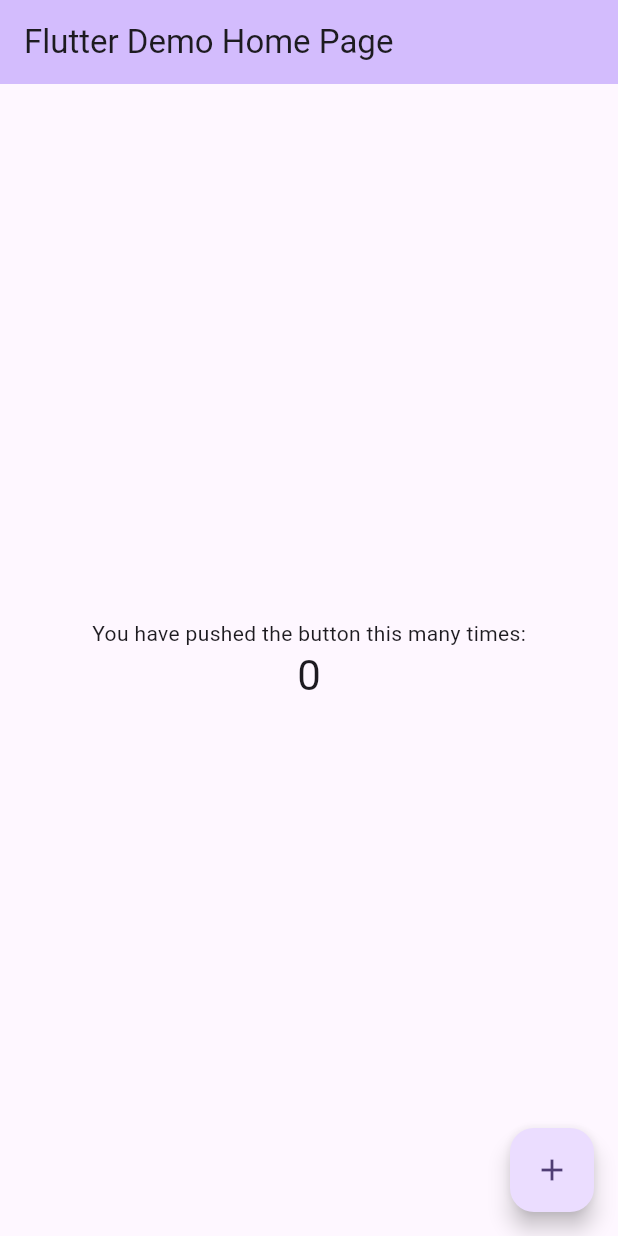
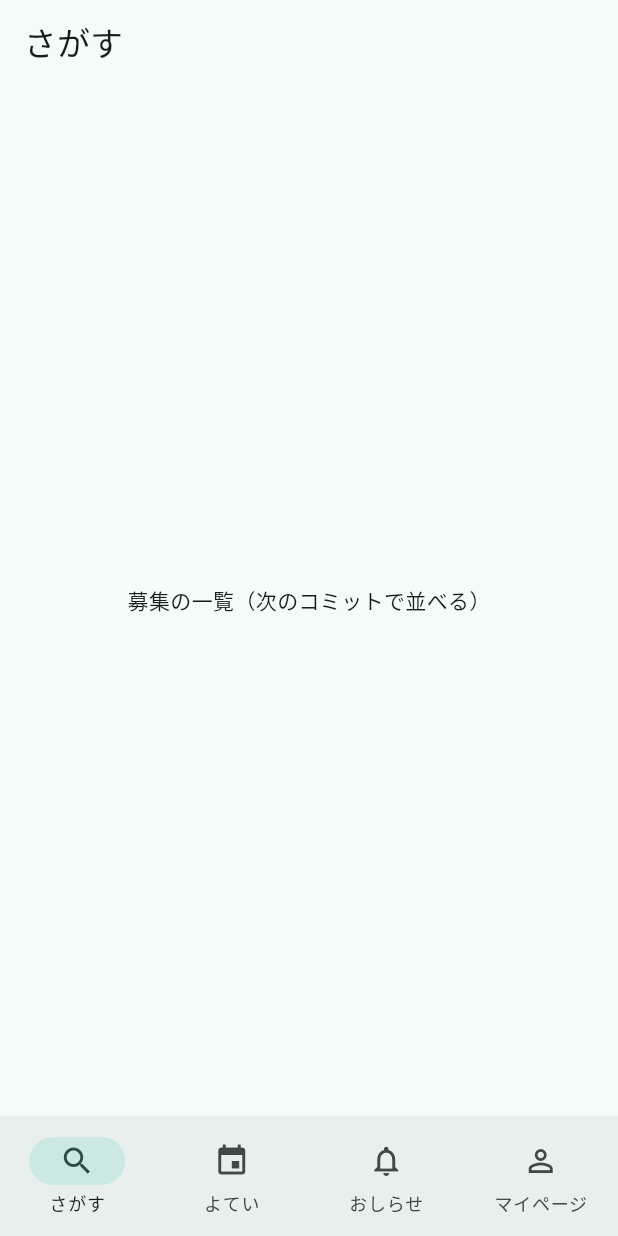
Before and after one commit to hata-junnosuke/next_team, a Flutter app: the screen it shows after launch, on a phone screen of 412 x 824 dp. Run offline on Flutter 3.47's test engine with Material 3 defaults, Android fonts, the phone set to English and light mode, and no system bars; our stand-ins replace go_router.

Commit message:
feat(mobile): issue #31 T6 下タブ 4 画面（go_router の StatefulShellRoute）
- go_router を足す（docs/01 の 1 章の表の Step 3）
- main.dart を起動だけにし、app.dart に MaterialApp.router、core/theme.dart にテーマを置く
- core/router.dart に /jobs /schedule /notices /account の 4 タブを StatefulShellRoute.indexedStack で定義する
- core/scaffold_with_nav_bar.dart に下タブ（NavigationBar）の外枠を置く
- 4 画面は見出しだけ（さがすは次のコミットで偽データを並べる）

Co-Authored-By: Claude Opus 5.5 <noreply@anthropic.com>

```diff
--- /dev/null
+++ b/mobile/lib/app.dart
@@ -0,0 +1,29 @@
+// アプリ全体の外枠。テーマと画面遷移（go_router）をつなぐ。
+// Next.js で言うと app/layout.tsx（全ページに共通の外側）に当たる。
+//
+// MaterialApp.router: https://api.flutter.dev/flutter/material/MaterialApp/MaterialApp.router.html
+
+import 'package:flutter/material.dart';
+
+import 'core/router.dart';
+import 'core/theme.dart';
+
+// StatelessWidget = 自分では状態を持たない Widget（React の props だけで描く関数コンポーネント）。
+// アプリの外枠は変わるものを持たないので Stateless にする。
+class WorkerApp extends StatelessWidget {
+  // {super.key}: 名前付き引数 key を親クラス（StatelessWidget）にそのまま渡す書き方。
+  // key は React の key と同じく、Widget を見分けるための印。
+  const WorkerApp({super.key});
+
+  // @override: 親クラスのメソッドを上書きしている印。build は React の return (JSX) に当たり、画面の形を返す。
+  @override
+  Widget build(BuildContext context) {
+    // MaterialApp.router: URL（パス）で画面を決めるルーター版の MaterialApp。
+    // 画面の切り替えはすべて router（core/router.dart）に任せる。
+    return MaterialApp.router(
+      title: 'ワーカーアプリ',
+      theme: appTheme,
+      routerConfig: router,
+    );
+  }
+}
--- /dev/null
+++ b/mobile/lib/core/router.dart
@@ -0,0 +1,67 @@
+// 画面遷移の定義。どのパスでどの画面を出すかを 1 か所にまとめる。
+// Next.js で言うと app/ フォルダの構造（app/jobs/page.tsx など）を、コードで書いたものに当たる。
+// ルートの一覧は docs/01 の 7A.3。
+//
+// go_router: https://pub.dev/packages/go_router
+// ルートの書き方: https://pub.dev/documentation/go_router/latest/topics/Configuration-topic.html
+// StatefulShellRoute: https://pub.dev/documentation/go_router/latest/go_router/StatefulShellRoute-class.html
+
+import 'package:go_router/go_router.dart';
+
+import '../features/account/presentation/account_screen.dart';
+import '../features/jobs/presentation/job_list_screen.dart';
+import '../features/notices/presentation/notices_screen.dart';
+import '../features/schedule/presentation/schedule_screen.dart';
+import 'scaffold_with_nav_bar.dart';
+
+final GoRouter router = GoRouter(
+  // 起動したときに開くパス。
+  initialLocation: '/jobs',
+  routes: [
+    // StatefulShellRoute = 下タブのような「共通の外枠 ＋ 中身だけ切り替わる」形を作るルート。
+    // Next.js の layout.tsx に近い。違いは、タブ（branch）ごとに画面の履歴と状態を別々に持つこと。
+    // indexedStack: 4 つのタブの画面を重ねて全部持っておき、見えるものだけ切り替える。
+    // だからタブを移って戻っても、スクロール位置や入力が消えない。
+    StatefulShellRoute.indexedStack(
+      // => は「1 つの式を返すだけの関数」の短い書き方（JavaScript のアロー関数と同じ）。
+      // navigationShell が「今どのタブか」を持っていて、外枠（下タブ）に渡す。
+      builder: (context, state, navigationShell) =>
+          ScaffoldWithNavBar(navigationShell: navigationShell),
+      // branches の並び順が、下タブのボタンの並び順になる。
+      branches: [
+        StatefulShellBranch(
+          routes: [
+            GoRoute(
+              path: '/jobs',
+              builder: (context, state) => const JobListScreen(),
+            ),
+          ],
+        ),
+        StatefulShellBranch(
+          routes: [
+            GoRoute(
+              path: '/schedule',
+              builder: (context, state) => const ScheduleScreen(),
+            ),
+          ],
+        ),
+        StatefulShellBranch(
+          routes: [
+            GoRoute(
+              path: '/notices',
+              builder: (context, state) => const NoticesScreen(),
+            ),
+          ],
+        ),
+        StatefulShellBranch(
+          routes: [
+            GoRoute(
+              path: '/account',
+              builder: (context, state) => const AccountScreen(),
+            ),
+          ],
+        ),
+      ],
+    ),
+  ],
+);
--- /dev/null
+++ b/mobile/lib/core/scaffold_with_nav_bar.dart
@@ -0,0 +1,49 @@
+// 下タブ（さがす / よてい / おしらせ / マイページ）を持つ、4 画面に共通の外枠。
+// Next.js で言うと、タブのナビゲーションを持つ layout.tsx（children の所に各タブの画面が入る）に当たる。
+// docs/01 の 7A.1 の core/ に、router.dart から切り出して置いた。
+//
+// NavigationBar: https://api.flutter.dev/flutter/material/NavigationBar-class.html
+// Scaffold: https://api.flutter.dev/flutter/material/Scaffold-class.html
+
+import 'package:flutter/material.dart';
+import 'package:go_router/go_router.dart';
+
+// 自分では状態を持たない。「今どのタブか」は go_router の navigationShell が持っているので Stateless にする。
+class ScaffoldWithNavBar extends StatelessWidget {
+  // required: 渡し忘れるとコンパイルエラーになる名前付き引数（TypeScript の ? なしのプロパティ）。
+  const ScaffoldWithNavBar({required this.navigationShell, super.key});
+
+  // 今のタブと、そのタブの画面（中身）を持つ。
+  final StatefulNavigationShell navigationShell;
+
+  @override
+  Widget build(BuildContext context) {
+    // Scaffold = 画面の骨組み（上のバー・本文・下のバーの置き場所を持つ）。
+    return Scaffold(
+      // body に今のタブの画面が入る（layout.tsx の {children}）。
+      body: navigationShell,
+      bottomNavigationBar: NavigationBar(
+        selectedIndex: navigationShell.currentIndex,
+        // タブを押したら、そのタブ（branch）に切り替える。
+        // initialLocation: 今のタブをもう一度押したら、そのタブの最初の画面（例: 詳細 → 一覧）に戻す。
+        onDestinationSelected: (index) => navigationShell.goBranch(
+          index,
+          initialLocation: index == navigationShell.currentIndex,
+        ),
+        // [ ... ] はリスト（配列）。中身が全部 const なので、リストにも const を付けられる。
+        destinations: const [
+          NavigationDestination(icon: Icon(Icons.search), label: 'さがす'),
+          NavigationDestination(icon: Icon(Icons.event), label: 'よてい'),
+          NavigationDestination(
+            icon: Icon(Icons.notifications_outlined),
+            label: 'おしらせ',
+          ),
+          NavigationDestination(
+            icon: Icon(Icons.person_outline),
+            label: 'マイページ',
+          ),
+        ],
+      ),
+    );
+  }
+}
--- /dev/null
+++ b/mobile/lib/core/theme.dart
@@ -0,0 +1,14 @@
+// アプリ全体の色と文字の設定。
+// Next.js で言うと app/globals.css（Tailwind の色の設定）に当たる。
+//
+// ThemeData: https://api.flutter.dev/flutter/material/ThemeData-class.html
+// 色を 1 色から作る ColorScheme.fromSeed: https://api.flutter.dev/flutter/material/ColorScheme/ColorScheme.fromSeed.html
+
+import 'package:flutter/material.dart';
+
+// final: 一度だけ代入できる変数（TypeScript の const）。
+// ThemeData(...) は実行時に作られるので const にはできず、final にする。
+final ThemeData appTheme = ThemeData(
+  // 1 色（seedColor）から、ボタン・背景・文字の色の組み合わせを自動で作る。
+  colorScheme: ColorScheme.fromSeed(seedColor: Colors.teal),
+);
--- /dev/null
+++ b/mobile/lib/features/account/presentation/account_screen.dart
@@ -0,0 +1,17 @@
+// マイページ タブの画面。パスは /account。
+// マイページ。Step 6 でログイン中のワーカーとログアウトを出す。今は見出しだけの空の画面。
+// 書き方は features/jobs/presentation/job_list_screen.dart と同じ（Next.js の app/account/page.tsx）。
+
+import 'package:flutter/material.dart';
+
+class AccountScreen extends StatelessWidget {
+  const AccountScreen({super.key});
+
+  @override
+  Widget build(BuildContext context) {
+    return Scaffold(
+      appBar: AppBar(title: const Text('マイページ')),
+      body: const Center(child: Text('まだありません')),
+    );
+  }
+}
--- /dev/null
+++ b/mobile/lib/features/jobs/presentation/job_list_screen.dart
@@ -0,0 +1,21 @@
+// 募集一覧の画面（さがす タブ）。パスは /jobs。
+// Next.js で言うと app/jobs/page.tsx に当たる。
+// 今は見出しだけ。次のコミットで偽データの募集を並べる。
+//
+// AppBar: https://api.flutter.dev/flutter/material/AppBar-class.html
+
+import 'package:flutter/material.dart';
+
+// 表示するだけで状態を持たないので Stateless にする。
+class JobListScreen extends StatelessWidget {
+  const JobListScreen({super.key});
+
+  @override
+  Widget build(BuildContext context) {
+    // 下タブは外枠（ScaffoldWithNavBar）の Scaffold が持つ。ここの Scaffold は上のバーと本文だけを持つ。
+    return Scaffold(
+      appBar: AppBar(title: const Text('さがす')),
+      body: const Center(child: Text('募集の一覧（次のコミットで並べる）')),
+    );
+  }
+}
--- /dev/null
+++ b/mobile/lib/features/notices/presentation/notices_screen.dart
@@ -0,0 +1,17 @@
+// おしらせ タブの画面。パスは /notices。
+// おしらせの一覧。Step 10（プッシュ通知）で中身を作る。今は見出しだけの空の画面。
+// 書き方は features/jobs/presentation/job_list_screen.dart と同じ（Next.js の app/notices/page.tsx）。
+
+import 'package:flutter/material.dart';
+
+class NoticesScreen extends StatelessWidget {
+  const NoticesScreen({super.key});
+
+  @override
+  Widget build(BuildContext context) {
+    return Scaffold(
+      appBar: AppBar(title: const Text('おしらせ')),
+      body: const Center(child: Text('まだありません')),
+    );
+  }
+}
--- /dev/null
+++ b/mobile/lib/features/schedule/presentation/schedule_screen.dart
@@ -0,0 +1,17 @@
+// よてい タブの画面。パスは /schedule。
+// 自分の応募の一覧。Step 8 で中身を作る。今は見出しだけの空の画面。
+// 書き方は features/jobs/presentation/job_list_screen.dart と同じ（Next.js の app/schedule/page.tsx）。
+
+import 'package:flutter/material.dart';
+
+class ScheduleScreen extends StatelessWidget {
+  const ScheduleScreen({super.key});
+
+  @override
+  Widget build(BuildContext context) {
+    return Scaffold(
+      appBar: AppBar(title: const Text('よてい')),
+      body: const Center(child: Text('まだありません')),
+    );
+  }
+}
--- a/mobile/lib/main.dart
+++ b/mobile/lib/main.dart
@@ -1,122 +1,15 @@
+// アプリの入口。起動して WorkerApp を画面に出すだけ。
+// Next.js で言うと、フレームワークが持っている「起動処理」に当たる（自分では書かない部分）。
+// 中身は app.dart に置き、ここには何も足さない（Step 4 で ProviderScope で包む 1 行だけ増える）。
+//
+// https://api.flutter.dev/flutter/widgets/runApp.html
+
 import 'package:flutter/material.dart';
 
+import 'app.dart';
+
+// void main() はプログラムの入口（Dart では必ず main から始まる）。
 void main() {
-  runApp(const MyApp());
+  // const: コンパイル時に作り終わる値。中身が変わらない Widget に付けると、再描画のたびに作り直さずに済む。
+  runApp(const WorkerApp());
 }
-
-class MyApp extends StatelessWidget {
-  const MyApp({super.key});
-
-  // This widget is the root of your application.
-  @override
-  Widget build(BuildContext context) {
-    return MaterialApp(
-      title: 'Flutter Demo',
-      theme: ThemeData(
-        // This is the theme of your application.
-        //
-        // TRY THIS: Try running your application with "flutter run". You'll see
-        // the application has a purple toolbar. Then, without quitting the app,
-        // try changing the seedColor in the colorScheme below to Colors.green
-        // and then invoke "hot reload" (save your changes or press the "hot
-        // reload" button in a Flutter-supported IDE, or press "r" if you used
-        // the command line to start the app).
-        //
-        // Notice that the counter didn't reset back to zero; the application
-        // state is not lost during the reload. To reset the state, use hot
-        // restart instead.
-        //
-        // This works for code too, not just values: Most code changes can be
-        // tested with just a hot reload.
-        colorScheme: .fromSeed(seedColor: Colors.deepPurple),
-      ),
-      home: const MyHomePage(title: 'Flutter Demo Home Page'),
-    );
-  }
-}
-
-class MyHomePage extends StatefulWidget {
-  const MyHomePage({super.key, required this.title});
-
-  // This widget is the home page of your application. It is stateful, meaning
-  // that it has a State object (defined below) that contains fields that affect
-  // how it looks.
-
-  // This class is the configuration for the state. It holds the values (in this
-  // case the title) provided by the parent (in this case the App widget) and
-  // used by the build method of the State. Fields in a Widget subclass are
-  // always marked "final".
-
-  final String title;
-
-  @override
-  State<MyHomePage> createState() => _MyHomePageState();
-}
-
-class _MyHomePageState extends State<MyHomePage> {
-  int _counter = 0;
-
-  void _incrementCounter() {
-    setState(() {
-      // This call to setState tells the Flutter framework that something has
-      // changed in this State, which causes it to rerun the build method below
-      // so that the display can reflect the updated values. If we changed
-      // _counter without calling setState(), then the build method would not be
-      // called again, and so nothing would appear to happen.
-      _counter++;
-    });
-  }
-
-  @override
-  Widget build(BuildContext context) {
-    // This method is rerun every time setState is called, for instance as done
-    // by the _incrementCounter method above.
-    //
-    // The Flutter framework has been optimized to make rerunning build methods
-    // fast, so that you can just rebuild anything that needs updating rather
-    // than having to individually change instances of widgets.
-    return Scaffold(
-      appBar: AppBar(
-        // TRY THIS: Try changing the color here to a specific color (to
-        // Colors.amber, perhaps?) and trigger a hot reload to see the AppBar
-        // change color while the other colors stay the same.
-        backgroundColor: Theme.of(context).colorScheme.inversePrimary,
-        // Here we take the value from the MyHomePage object that was created by
-        // the App.build method, and use it to set our appbar title.
-        title: Text(widget.title),
-      ),
-      body: Center(
-        // Center is a layout widget. It takes a single child and positions it
-        // in the middle of the parent.
-        child: Column(
-          // Column is also a layout widget. It takes a list of children and
-          // arranges them vertically. By default, it sizes itself to fit its
-          // children horizontally, and tries to be as tall as its parent.
-          //
-          // Column has various properties to control how it sizes itself and
-          // how it positions its children. Here we use mainAxisAlignment to
-          // center the children vertically; the main axis here is the vertical
-          // axis because Columns are vertical (the cross axis would be
-          // horizontal).
-          //
-          // TRY THIS: Invoke "debug painting" (choose the "Toggle Debug Paint"
-          // action in the IDE, or press "p" in the console), to see the
-          // wireframe for each widget.
-          mainAxisAlignment: .center,
-          children: [
-            const Text('You have pushed the button this many times:'),
-            Text(
-              '$_counter',
-              style: Theme.of(context).textTheme.headlineMedium,
-            ),
-          ],
-        ),
-      ),
-      floatingActionButton: FloatingActionButton(
-        onPressed: _incrementCounter,
-        tooltip: 'Increment',
-        child: const Icon(Icons.add),
-      ),
-    );
-  }
-}
--- a/mobile/pubspec.yaml
+++ b/mobile/pubspec.yaml
@@ -34,6 +34,7 @@ dependencies:
   # The following adds the Cupertino Icons font to your application.
   # Use with the CupertinoIcons class for iOS style icons.
   cupertino_icons: ^1.0.8
+  go_router: ^18.1.2
 
 dev_dependencies:
   flutter_test:
```
Also changed, not shown: mobile/pubspec.lock.
